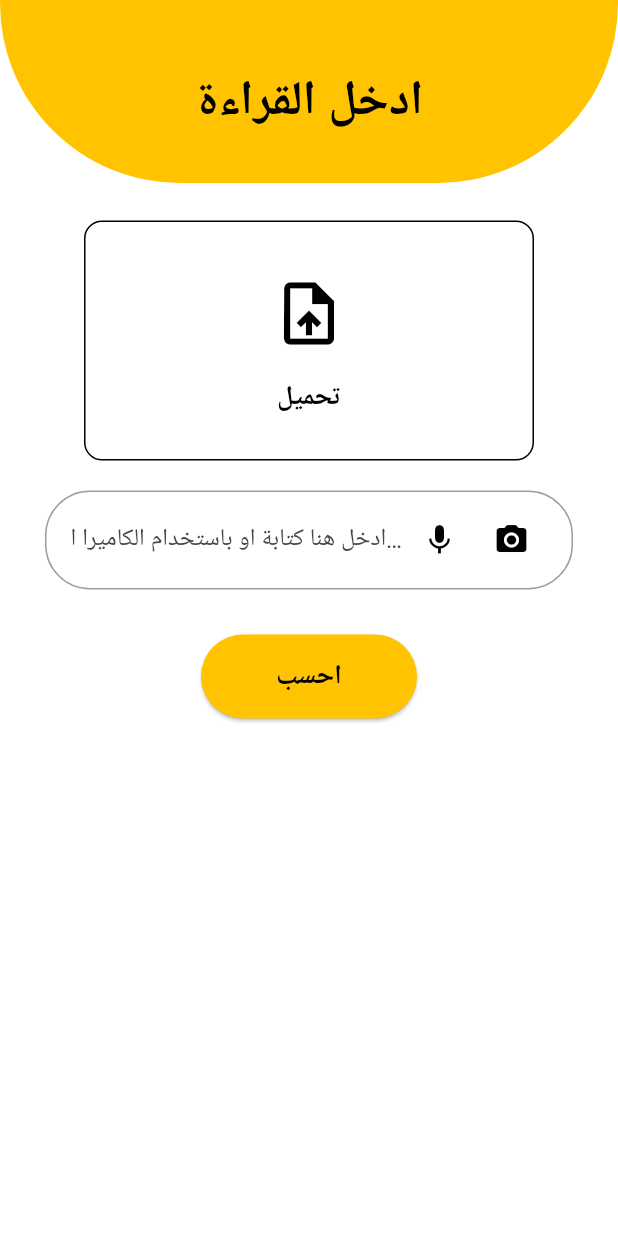
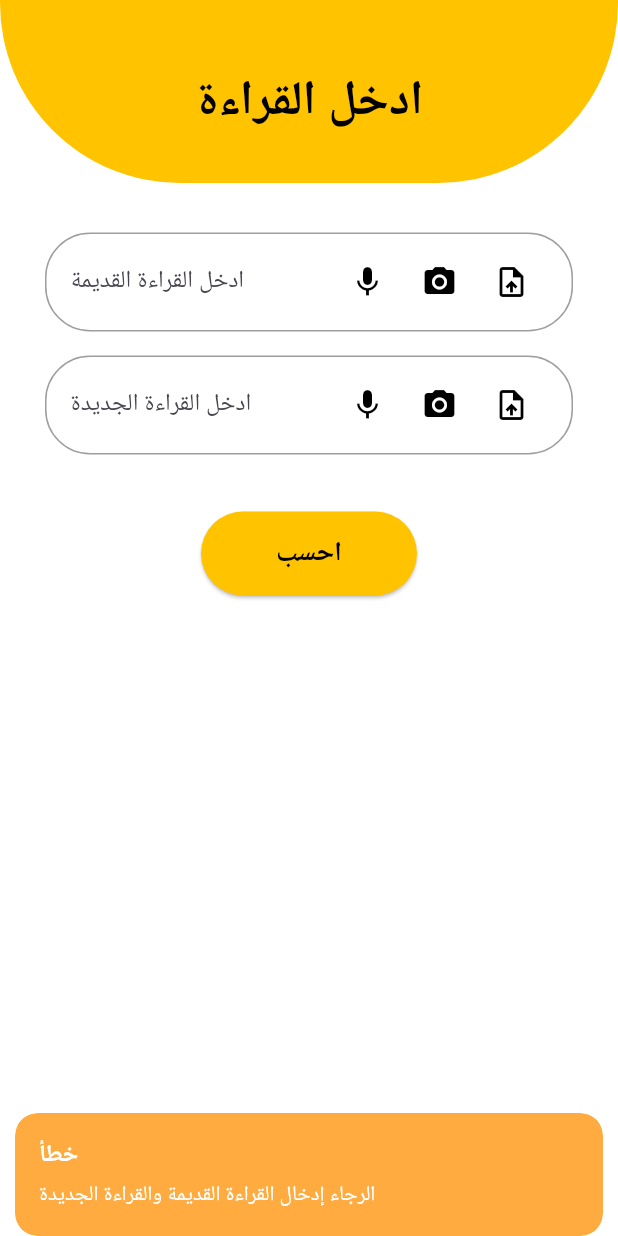
Before and after one commit to asmaa-sayed-mohammed/Graduation-Project, a Flutter app: the ReadingScreen screen opened directly, after a tap on "احسب", on a phone screen of 412 x 824 dp. Run offline on Flutter 3.47's test engine with Material 3 defaults, Android fonts, the phone set to English and light mode, and no system bars; our stand-ins replace connectivity_plus, fl_chart, flutter_onboarding_slider, get, image_picker, speech_to_text and 1 more; missing offline and left inert: google_mlkit_text_recognition; accounts and stored records are empty; statements that could not run were skipped; project files that could hold a hidden picture were left out.

Commit message:
Update ReadingScreen UI with separate old/new fields and OCR/voice buttons

```diff
--- a/lib/view/reading_screen.dart
+++ b/lib/view/reading_screen.dart
@@ -1,13 +1,11 @@
 import 'package:get/get.dart';
-import 'package:get/get_state_manager/get_state_manager.dart';
+import 'package:flutter/material.dart';
+import 'package:image_picker/image_picker.dart';
 import 'package:graduation_project/core/style/colors.dart';
-import 'package:image_picker/image_picker.dart';
-import 'package:flutter/material.dart';
 import 'package:graduation_project/controllers/reading_controller.dart';
 
-class ReadingScreen extends StatelessWidget{
-
-  final  controller = Get.put(ReadingController());
+class ReadingScreen extends StatelessWidget {
+  final controller = Get.put(ReadingController());
 
   ReadingScreen({super.key});
 
@@ -19,10 +17,13 @@ class ReadingScreen extends StatelessWidget{
         child: SingleChildScrollView(
           child: Column(
             children: [
-                    // header section
+              // Header
               Container(
                 width: double.infinity,
-                      padding: const EdgeInsets.symmetric(vertical: 30, horizontal: 16),
+                padding: const EdgeInsets.symmetric(
+                  vertical: 30,
+                  horizontal: 16,
+                ),
                 decoration: BoxDecoration(
                   color: AppColor.primary_color,
                   borderRadius: const BorderRadius.only(
@@ -32,9 +33,6 @@ class ReadingScreen extends StatelessWidget{
                 ),
                 child: Column(
                   children: [
-                          Row(
-                            mainAxisAlignment: MainAxisAlignment.spaceBetween,
-                          ),
                     const SizedBox(height: 15),
                     Text(
                       'ادخل القراءة',
@@ -43,113 +41,145 @@ class ReadingScreen extends StatelessWidget{
                         fontSize: 32,
                         fontWeight: FontWeight.bold,
                       ),
-                          )
+                    ),
                   ],
                 ),
               ),
               const SizedBox(height: 25),
-                    // upload box section
-                    GestureDetector(
-                      onTap: () => controller.pickImage(ImageSource.gallery),
-                      child: Obx((){
-                        if (controller.pickedImage.value != null) {
-                          return ClipRRect(
-                            borderRadius: BorderRadius.circular(12),
-                            child: Image.file(
-                              controller.pickedImage.value!,
-                              fit: BoxFit.cover,
-                              width: 300,
-                              height: 160,
+
+              // Old Reading Field
+              Container(
+                margin: const EdgeInsets.symmetric(horizontal: 30, vertical: 8),
+                padding: const EdgeInsets.symmetric(
+                  horizontal: 16,
+                  vertical: 8,
                 ),
-                          );
-                        } else {
-                          return Container(
-                            width: 300,
-                            height: 160,
                 decoration: BoxDecoration(
                   color: AppColor.white,
-                              borderRadius: BorderRadius.circular(12),
-                              border: Border.all(
-                                color: AppColor.black,
-                                width: 1,
+                  borderRadius: BorderRadius.circular(30),
+                  border: Border.all(color: AppColor.gray),
+                ),
+                child: Row(
+                  children: [
+                    Expanded(
+                      child: TextField(
+                        cursorColor: AppColor.black,
+                        controller: controller.oldReadingController,
+                        keyboardType: TextInputType.number,
+                        decoration: const InputDecoration(
+                          hintText: 'ادخل القراءة القديمة',
+                          border: InputBorder.none,
+                        ),
+                        style: TextStyle(color: AppColor.black, fontSize: 16),
                       ),
                     ),
-                            child: Center(
-                              child: Column(
-                                mainAxisAlignment: MainAxisAlignment.center,
-                                children: [
                     IconButton(
-                                    onPressed: () => controller.pickImage(ImageSource.gallery),
-                                    icon: Icon(Icons.upload_file, size: 50, color: AppColor.black),
+                      onPressed: () => controller.recognizeVoice(
+                        controller.oldReadingController,
                       ),
-                                  SizedBox(height: 10),
-                                  Text(
-                                    'تحميل',
-                                    style: TextStyle(
-                                      color: Colors.black,
-                                      fontSize: 18,
-                                      fontWeight: FontWeight.bold,
+                      icon: Icon(Icons.mic, color: AppColor.black),
                     ),
+                    IconButton(
+                      onPressed: () => controller.pickImage(
+                        ImageSource.camera,
+                        controller.oldReadingController,
+                      ),
+                      icon: Icon(Icons.camera_alt, color: AppColor.black),
+                    ),
+                    IconButton(
+                      onPressed: () => controller.pickImage(
+                        ImageSource.gallery,
+                        controller.oldReadingController,
+                      ),
+                      icon: Icon(Icons.upload_file, color: AppColor.black),
                     ),
                   ],
                 ),
               ),
-                          );
-                        }
-                      }),
+
+              // New Reading Field
+              Container(
+                margin: const EdgeInsets.symmetric(horizontal: 30, vertical: 8),
+                padding: const EdgeInsets.symmetric(
+                  horizontal: 16,
+                  vertical: 8,
                 ),
-                    const SizedBox(height: 20),
-                    // input field with mic & camera
-                    Container(
-                      margin: const EdgeInsets.symmetric(horizontal: 30),
-                      padding: const EdgeInsets.symmetric(horizontal: 16, vertical: 8),
                 decoration: BoxDecoration(
                   color: AppColor.white,
                   borderRadius: BorderRadius.circular(30),
-                        border: Border.all(
-                            color: AppColor.gray
+                  border: Border.all(color: AppColor.gray),
                 ),
-                      ),
-                      child:Row(
+                child: Row(
                   children: [
                     Expanded(
                       child: TextField(
                         cursorColor: AppColor.black,
-                              decoration: InputDecoration(
-                                hintText: 'ادخل هنا كتابة او باستخدام الكاميرا او الميكروفون',
+                        controller: controller.newReadingController,
+                        keyboardType: TextInputType.number,
+                        decoration: const InputDecoration(
+                          hintText: 'ادخل القراءة الجديدة',
                           border: InputBorder.none,
-                                // suffixText: 'kWh',
                         ),
-                              controller: controller.textController,
-                              style: TextStyle(
-                                color: AppColor.black,
-                                fontSize: 16,
-                              ),
+                        style: TextStyle(color: AppColor.black, fontSize: 16),
                       ),
                     ),
                     IconButton(
-                            onPressed: controller.recognizeVoice,
+                      onPressed: () => controller.recognizeVoice(
+                        controller.newReadingController,
+                      ),
                       icon: Icon(Icons.mic, color: AppColor.black),
                     ),
                     IconButton(
-                            onPressed: () => controller.pickImage(ImageSource.camera),
+                      onPressed: () => controller.pickImage(
+                        ImageSource.camera,
+                        controller.newReadingController,
+                      ),
                       icon: Icon(Icons.camera_alt, color: AppColor.black),
+                    ),
+                    IconButton(
+                      onPressed: () => controller.pickImage(
+                        ImageSource.gallery,
+                        controller.newReadingController,
+                      ),
+                      icon: Icon(Icons.upload_file, color: AppColor.black),
                     ),
                   ],
                 ),
               ),
+
               const SizedBox(height: 30),
-                    // calculate button
+
+              // Calculate Button
               ElevatedButton(
                 style: ElevatedButton.styleFrom(
                   backgroundColor: AppColor.primary_color,
-                        padding: const EdgeInsets.symmetric(horizontal: 50, vertical: 15),
+                  padding: const EdgeInsets.symmetric(
+                    horizontal: 50,
+                    vertical: 15,
+                  ),
                   shape: RoundedRectangleBorder(
                     borderRadius: BorderRadius.circular(30),
                   ),
                 ),
-                      onPressed: () async {
-                        // controller.processInput();
+                onPressed: () {
+                  final result = controller.calculateManualResult();
+                  if (result['error'] == true) {
+                    Get.snackbar(
+                      'خطأ',
+                      result['message'],
+                      snackPosition: SnackPosition.BOTTOM,
+                      backgroundColor: Colors.orangeAccent,
+                      colorText: Colors.white,
+                    );
+                  } else {
+                    Get.snackbar(
+                      'تم الحساب',
+                      'الاستهلاك: ${result['consumption']} kWh\nالسعر: ${result['totalPrice']} جنيه',
+                      snackPosition: SnackPosition.BOTTOM,
+                      backgroundColor: Colors.green,
+                      colorText: Colors.white,
+                    );
+                  }
                 },
                 child: Text(
                   'احسب',
@@ -159,10 +189,12 @@ class ReadingScreen extends StatelessWidget{
                     fontWeight: FontWeight.bold,
                   ),
                 ),
+              ),
 
+              const SizedBox(height: 30),
+            ],
           ),
-                  ])
-          )
+        ),
       ),
     );
   }
```
Lines whose indentation alone changed are shown as unchanged.
